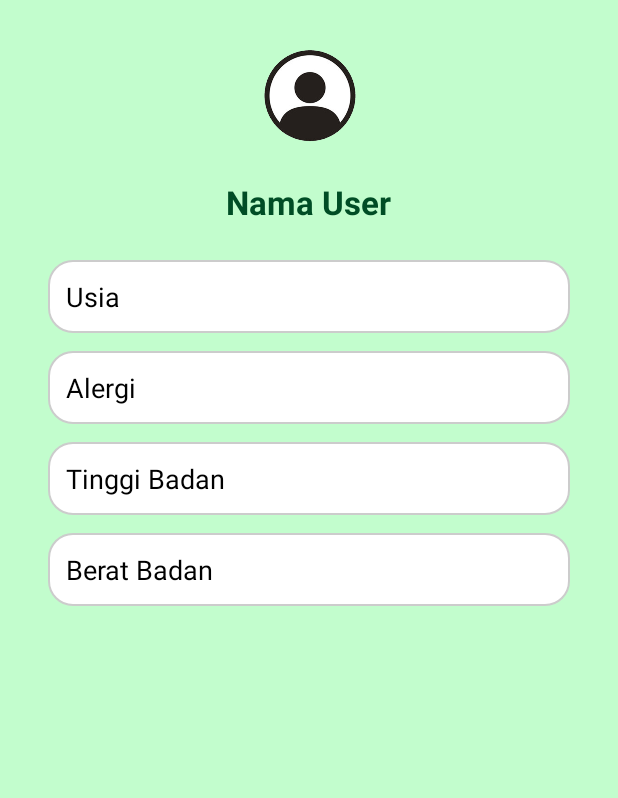
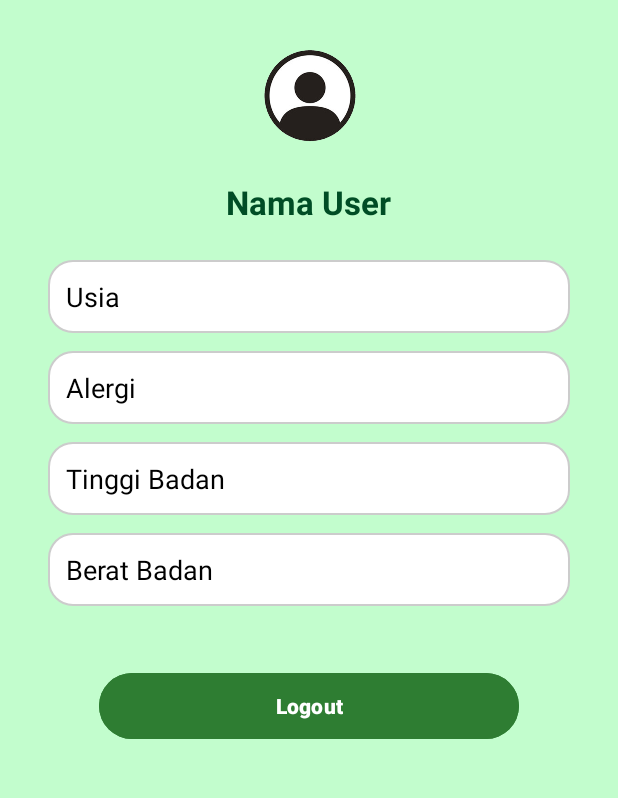
Before and after one commit to RndHanz/NutriScanAPP, an Android app: the layout profile_activity.xml on its own in the app's theme, with its tools: preview values and no code run, on a phone screen of 412 x 824 dp, the part 144-942 px from its top. Run offline under Robolectric (Android 15) with nearby library versions, the phone set to English and light mode, and no system bars.

Commit message:
testing gaes

```diff
--- a/app/src/main/res/layout/profile_activity.xml
+++ b/app/src/main/res/layout/profile_activity.xml
@@ -96,16 +96,17 @@
     </LinearLayout>
 
     <!-- Logout -->
-    <LinearLayout
+    <Button
         android:id="@+id/btnLogout"
-        android:layout_width="wrap_content"
-        android:layout_height="wrap_content"
+        android:layout_width="280dp"
+        android:layout_height="52dp"
         android:layout_below="@id/formLayout"
-        android:layout_marginTop="18dp"
-        android:gravity="center"
-        android:orientation="horizontal">
-
-    </LinearLayout>
+        android:layout_centerHorizontal="true"
+        android:layout_marginTop="32dp"
+        android:text="Logout"
+        android:textColor="#FFFFFF"
+        android:textStyle="bold"
+        android:backgroundTint="#2E7D32" />
 
 
 </RelativeLayout>
```
